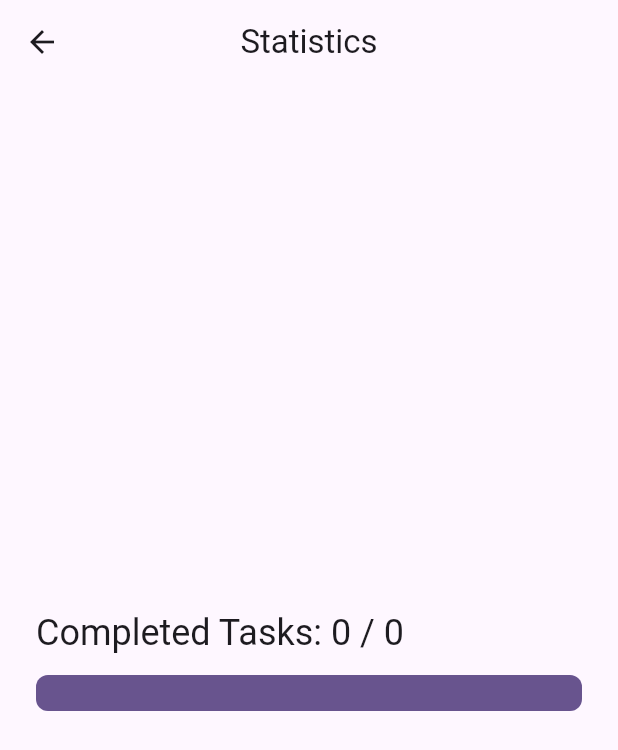
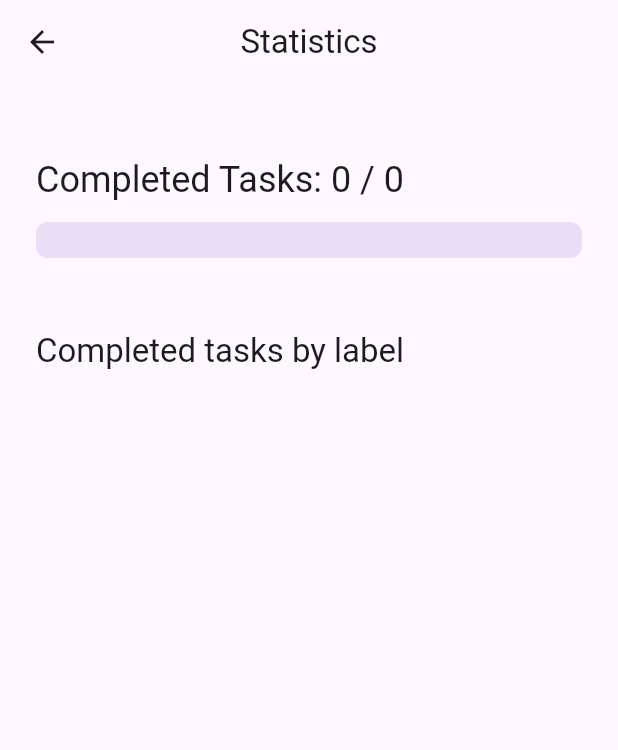
Before and after one commit to juanpipereira/clear_tasks, a Flutter app: the screen it shows after launch, after a tap on the "bar chart" icon, on a phone screen of 412 x 824 dp. Shown: the top 750 px of the screen. Run offline on Flutter 3.47's test engine with Material 3 defaults, Android fonts, the phone set to English and light mode, and no system bars; our stand-ins replace flutter_riverpod, google_generative_ai, hive, hive_flutter, riverpod_annotation; accounts and stored records are empty; generated files the repository leaves out were written again.

Commit message:
Implement statistics screen

```diff
--- a/lib/core/presentation/widgets/adaptive_scaffold.dart
+++ b/lib/core/presentation/widgets/adaptive_scaffold.dart
@@ -35,7 +35,10 @@
               trailing: iosAction,
               leading: appBarAction,
             ),
-            child: Scaffold(body: body),
+            child: SafeArea(
+              bottom: false,
+              child: Scaffold(body: body),
+            ),
           )
         : Scaffold(
             appBar: AppBar(
--- /dev/null
+++ b/lib/features/todos/data/mapper/todos_to_todo_statistics_by_label.dart
@@ -0,0 +1,18 @@
+import 'package:clear_tasks/features/todos/domain/model/todo.dart';
+import 'package:clear_tasks/features/todos/domain/model/todo_statistics_by_label.dart';
+import 'package:clear_tasks/features/todos/domain/model/todo_statistics_by_label_extension.dart';
+
+extension TodosToTodoStatisticsByLabel on List<Todo> {
+  List<TodoStatisticsByLabel> toTodosStatisticsByLabel() {
+    final labelStatistics = <String, TodoStatisticsByLabel>{};
+    for (final todo in this) {
+      for (final label in todo.labels) {
+        labelStatistics[label] = labelStatistics[label].increaseOrCreate(
+          isCompleted: todo.isCompleted,
+          label: label,
+        );
+      }
+    }
+    return labelStatistics.values.toList();
+  }
+}
--- a/lib/features/todos/domain/repository/todos_repository.dart
+++ b/lib/features/todos/domain/repository/todos_repository.dart
@@ -1,8 +1,10 @@
 import 'package:clear_tasks/features/todos/domain/model/todo.dart';
+import 'package:clear_tasks/features/todos/domain/model/todo_statistics.dart';
 
 abstract class TodosRepository {
   Future<List<Todo>> getTodos();
   Future<void> addTodo(Todo todo);
   Future<void> updateTodo(Todo todo);
   Future<void> deleteTodo(String id);
+  Future<TodoStatistics> getTodoStatistics();
 }
--- a/lib/features/todos/presentation/provider/todos_provider.dart
+++ b/lib/features/todos/presentation/provider/todos_provider.dart
@@ -1,54 +1,8 @@
-import 'package:clear_tasks/features/todos/data/data_source/todos_data_source.dart';
-import 'package:clear_tasks/features/todos/data/data_source/todos_data_source_impl.dart';
-import 'package:clear_tasks/features/todos/data/dto/todo_dto.dart';
-import 'package:clear_tasks/features/todos/data/repository/todos_repository_impl.dart';
 import 'package:clear_tasks/features/todos/domain/model/todo.dart';
-import 'package:clear_tasks/features/todos/domain/repository/todos_repository.dart';
-import 'package:clear_tasks/features/todos/domain/use_case/add_todo_use_case.dart';
-import 'package:clear_tasks/features/todos/domain/use_case/delete_todo_use_case.dart';
-import 'package:clear_tasks/features/todos/domain/use_case/get_todos_use_case.dart';
-import 'package:clear_tasks/features/todos/domain/use_case/update_todo_use_case.dart';
-import 'package:flutter_riverpod/flutter_riverpod.dart';
-import 'package:hive/hive.dart';
+import 'package:clear_tasks/features/todos/presentation/provider/todos_core_providers.dart';
 import 'package:riverpod_annotation/riverpod_annotation.dart';
-import 'package:clear_tasks/core/constants/hive_constants.dart';
 
 part 'todos_provider.g.dart';
-
-@Riverpod(keepAlive: true)
-Box<TodoDto> todoBox(Ref ref) {
-  return Hive.box<TodoDto>(HiveConstants.todoBox);
-}
-
-@Riverpod(keepAlive: true)
-TodosDataSource todosDataSource(Ref ref) {
-  return TodosDataSourceImpl(ref.watch(todoBoxProvider));
-}
-
-@Riverpod(keepAlive: true)
-TodosRepository todosRepository(Ref ref) {
-  return TodosRepositoryImpl(ref.watch(todosDataSourceProvider));
-}
-
-@Riverpod(keepAlive: true)
-GetTodosUseCase getTodosUseCase(Ref ref) {
-  return GetTodosUseCase(ref.watch(todosRepositoryProvider));
-}
-
-@Riverpod(keepAlive: true)
-AddTodoUseCase addTodoUseCase(Ref ref) {
-  return AddTodoUseCase(ref.watch(todosRepositoryProvider));
-}
-
-@Riverpod(keepAlive: true)
-UpdateTodoUseCase updateTodoUseCase(Ref ref) {
-  return UpdateTodoUseCase(ref.watch(todosRepositoryProvider));
-}
-
-@Riverpod(keepAlive: true)
-DeleteTodoUseCase deleteTodoUseCase(Ref ref) {
-  return DeleteTodoUseCase(ref.watch(todosRepositoryProvider));
-}
 
 @riverpod
 class TodosNotifier extends _$TodosNotifier {
--- a/lib/features/todos/presentation/screen/todo_statistics_screen.dart
+++ b/lib/features/todos/presentation/screen/todo_statistics_screen.dart
@@ -9,24 +9,58 @@
 
   @override
   Widget build(BuildContext context, WidgetRef ref) {
-    final statistics = ref.watch(todoStatisticsNotifierProvider);
+    final todoStatistics = ref.watch(todoStatisticsNotifierProvider);
     return AdaptiveScaffold(
       title: 'Statistics',
-      body: statistics.when(
+      body: todoStatistics.when(
         data: (statistics) {
-          return Center(
-            child: Padding(
-              padding: const EdgeInsets.all(24.0),
-              child: Column(
-                mainAxisSize: MainAxisSize.min,
-                children: [
-                  TodoStatisticsBar(
-                    value: statistics.completedProgress,
-                    title:
-                        'Completed Tasks: ${statistics.completedTodos} / ${statistics.totalTodos}',
+          final todosLabels = statistics.todoStatisticsByLabel;
+          final totalTodos = statistics.totalTodos;
+          return Padding(
+            padding: const EdgeInsets.symmetric(horizontal: 24),
+            child: CustomScrollView(
+              slivers: [
+                PinnedHeaderSliver(
+                  child: ColoredBox(
+                    color: Theme.of(context).scaffoldBackgroundColor,
+                    child: Padding(
+                      padding: const EdgeInsets.symmetric(vertical: 48),
+                      child: TodoStatisticsBar(
+                        value: statistics.completedProgress,
+                        title:
+                            'Completed Tasks: ${statistics.completedTodos} / $totalTodos',
+                        color: Colors.green.shade400,
+                      ),
+                    ),
                   ),
-                ],
-              ),
+                ),
+                SliverToBoxAdapter(
+                  child: Padding(
+                    padding: const EdgeInsets.only(bottom: 24.0),
+                    child: Text(
+                      'Completed tasks by label',
+                      style: Theme.of(context).textTheme.titleLarge,
+                    ),
+                  ),
+                ),
+                SliverList.separated(
+                  itemCount: todosLabels.length,
+                  itemBuilder: (_, i) {
+                    final currentTodoLabel = todosLabels[i];
+                    return TodoStatisticsBar(
+                      value: currentTodoLabel.completedProgress,
+                      title: currentTodoLabel.label,
+                      style: Theme.of(context).textTheme.titleMedium,
+                    );
+                  },
+                  separatorBuilder: (context, index) => const SizedBox(
+                    height: 12,
+                  ),
+                ),
+                const SliverPadding(
+                  padding: EdgeInsets.only(bottom: 80),
+                ),
+              ],
             ),
           );
         },
--- a/lib/features/todos/presentation/widget/todo_statistics_bar.dart
+++ b/lib/features/todos/presentation/widget/todo_statistics_bar.dart
@@ -5,10 +5,14 @@
     super.key,
     required this.value,
     required this.title,
+    this.style,
+    this.color,
   });
 
   final double value;
   final String title;
+  final TextStyle? style;
+  final Color? color;
 
   @override
   Widget build(BuildContext context) {
@@ -18,10 +22,11 @@
       children: [
         Text(
           title,
-          style: Theme.of(context).textTheme.headlineSmall,
+          style: style ?? Theme.of(context).textTheme.headlineSmall,
         ),
         const SizedBox(height: 12),
         LinearProgressIndicator(
+          color: color,
           borderRadius: BorderRadius.circular(8),
           minHeight: 24,
           value: value,
```
Also changed, not shown: lib/features/todos/data/mapper/todos_to_todo_statistics.dart (added, +20 -0 lines), lib/features/todos/data/repository/todos_repository_impl.dart (+8 -0 lines), lib/features/todos/domain/model/todo_statistics.dart (+12 -3 lines), lib/features/todos/domain/model/todo_statistics_by_label.dart (added, +33 -0 lines), lib/features/todos/domain/model/todo_statistics_by_label_extension.dart (added, +15 -0 lines), lib/features/todos/domain/use_case/get_todo_statistics_use_case.dart (added, +12 -0 lines), lib/features/todos/presentation/provider/todo_statistics_provider.dart (+2 -24 lines), lib/features/todos/presentation/provider/todos_core_providers.dart (added, +56 -0 lines), lib/features/todos/presentation/provider/todo_statistics_provider.g.dart, lib/features/todos/presentation/provider/todos_core_providers.g.dart (added), lib/features/todos/presentation/provider/todos_provider.g.dart.
